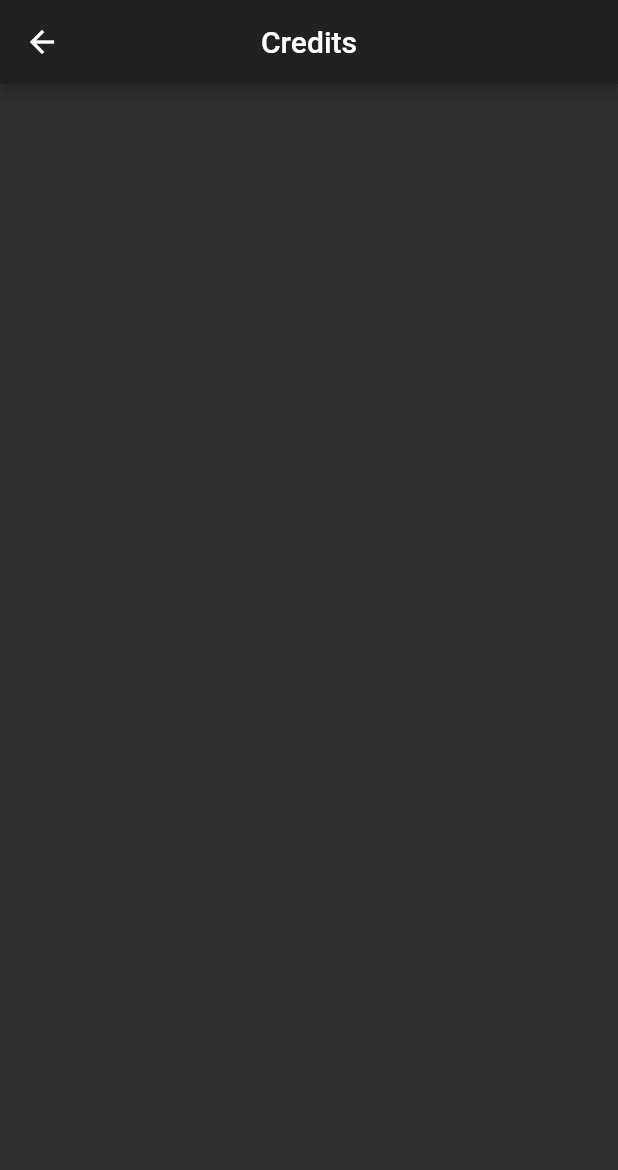
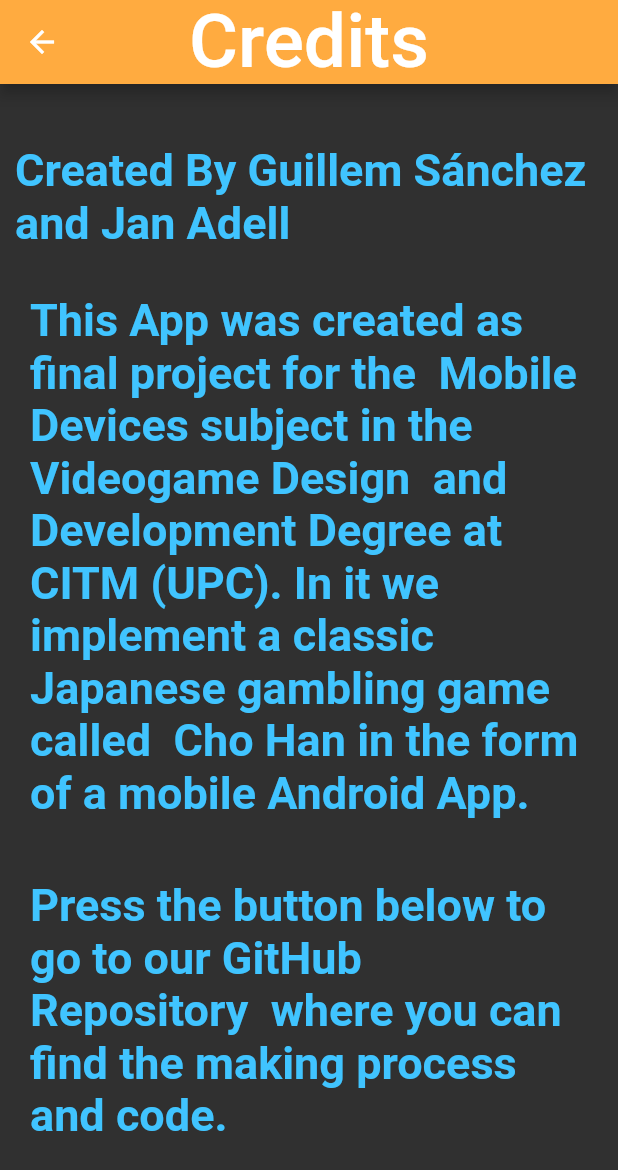
Before and after one commit to JanAdell/Mobile-Devices-Final, a Flutter app: the CreditsScreen screen opened directly, on a phone screen of 412 x 824 dp. Shown: the top 1170 px of the screen. Run offline on Flutter 3.47's test engine with Material 2 defaults, Android fonts, the phone set to English and light mode, and no system bars.

Commit message:
Added Credits
Text Added directly into credit screen and button to access github also implemented

```diff
--- a/disp_mob/lib/Screens/chat.dart
+++ b/disp_mob/lib/Screens/chat.dart
@@ -1,6 +1,4 @@
 import 'package:flutter/material.dart';
-import 'package:flutter/services.dart';
-import 'package:disp_mob/Screens/game.dart';
 
 class ChatScreen extends StatefulWidget {
   @override
--- a/disp_mob/lib/Screens/credits.dart
+++ b/disp_mob/lib/Screens/credits.dart
@@ -1,6 +1,5 @@
 import 'package:flutter/material.dart';
-import 'package:flutter/services.dart';
-import 'package:disp_mob/Screens/home.dart';
+import 'package:url_launcher/url_launcher.dart';
 
 class CreditsScreen extends StatefulWidget {
   @override
@@ -14,11 +13,96 @@ class _CreditsScreenState extends State<CreditsScreen>{
   Widget build(BuildContext context){
     return Scaffold(
       appBar: AppBar(
-        title: Text('Credits', style: TextStyle(fontSize: 20),),
+        title: Text('Credits', style: TextStyle(fontSize: 50),),
+        backgroundColor: Colors.orangeAccent,
         centerTitle: true,
     ),
 
+    body: Container(
+
+    child: new Column(
+
+
+      //crossAxisAlignment: CrossAxisAlignment.end,
+      //mainAxisAlignment: MainAxisAlignment.spaceEvenly,
+      children: <Widget>[
+
+
+      new Container(
+
+          child: Text("Created By Guillem Sánchez and Jan Adell", style:
+          new TextStyle(
+              color: Colors.lightBlueAccent,
+              fontWeight: FontWeight.w600,
+              fontSize: 30.0,
+
+          ),
+
+          ),
+          alignment: Alignment.center,
+          margin: EdgeInsets.fromLTRB(10, 40, 10, 10),
+      ),
+
+      new Container(
+
+          child: Text('This App was created as final project for the '
+                      ' Mobile Devices subject in the Videogame Design '
+                      ' and Development Degree at CITM (UPC). In it we '
+                      ' implement a classic Japanese gambling game called '
+                      ' Cho Han in the form of a mobile Android App. ',
+          style:
+          new TextStyle(
+              color: Colors.lightBlueAccent,
+              fontWeight: FontWeight.w600,
+              fontSize: 30.0,
+
+          ),
+
+          ),
+          alignment: Alignment.center,
+          margin: EdgeInsets.all(20),
+      ),
+      new Container(
+
+          child: Text('Press the button below to go to our GitHub Repository '
+                      ' where you can find the making process and code. ',
+          style:
+          new TextStyle(
+              color: Colors.lightBlueAccent,
+              fontWeight: FontWeight.w600,
+              fontSize: 30.0,
+
+          ),
+
+          ),
+          alignment: Alignment.center,
+          margin: EdgeInsets.all(20),
+      ),
+
+      new Container(
+      child: new RaisedButton(
+        onPressed: _launchURL,
+        child: new Text('To GitHub Repository', style: TextStyle(fontSize: 40),),
+        color: Colors.blueGrey,
+        splashColor: Colors.black,
+
+        ),
+        margin: EdgeInsets.fromLTRB(0, 50, 0, 0),
+        ),
+
+
+      ]
+    ),
+    ),
     );
-
   }
 }
+
+_launchURL() async {
+  const url = 'https://github.com/JanAdell/Mobile-Devices-Final';
+  if (await canLaunch(url)) {
+    await launch(url);
+  } else {
+    throw 'Could not launch $url';
+  }
+}
--- a/disp_mob/lib/Screens/game.dart
+++ b/disp_mob/lib/Screens/game.dart
@@ -1,6 +1,4 @@
 import 'package:flutter/material.dart';
-import 'package:flutter/services.dart';
-import 'package:disp_mob/Screens/home.dart';
 import 'package:disp_mob/Screens/chat.dart';
 
 class GameScreen extends StatefulWidget {
@@ -14,7 +12,7 @@ class _GameScreenState extends State<GameScreen>{
 
   Widget build(BuildContext context){
     return Scaffold(
-      appBar: AppBar(//provisional mentre posem el joc amb firebase per saber a quine finestra som
+      appBar: AppBar(//provisional mentre posem el joc amb firebase per saber a quina finestra som
         title: Text('Game'),
         centerTitle: true,
     ),
--- a/disp_mob/lib/Screens/home.dart
+++ b/disp_mob/lib/Screens/home.dart
@@ -1,5 +1,4 @@
 import 'package:flutter/material.dart';
-import 'package:flutter/services.dart';
 import 'package:disp_mob/Screens/game.dart';
 import 'package:disp_mob/background.dart';
 import 'package:disp_mob/Screens/credits.dart';
@@ -46,7 +45,7 @@ class _HomeScreenState extends State<HomeScreen>{
 
           ),
           alignment: Alignment.center,
-          margin: EdgeInsets.all(20),
+          //margin: EdgeInsets.all(0),
       ),
 
       //new Image.asset("assets/chohanhome.jpg"),
--- a/disp_mob/pubspec.yaml
+++ b/disp_mob/pubspec.yaml
@@ -19,6 +19,7 @@ environment:
 dependencies:
   flutter:
     sdk: flutter
+  url_launcher: ^5.4.1
 
   # The following adds the Cupertino Icons font to your application.
   # Use with the CupertinoIcons class for iOS style icons.
```
Also changed, not shown: disp_mob/lib/Screens/creditscont.dart (deleted), disp_mob/pubspec.lock.
